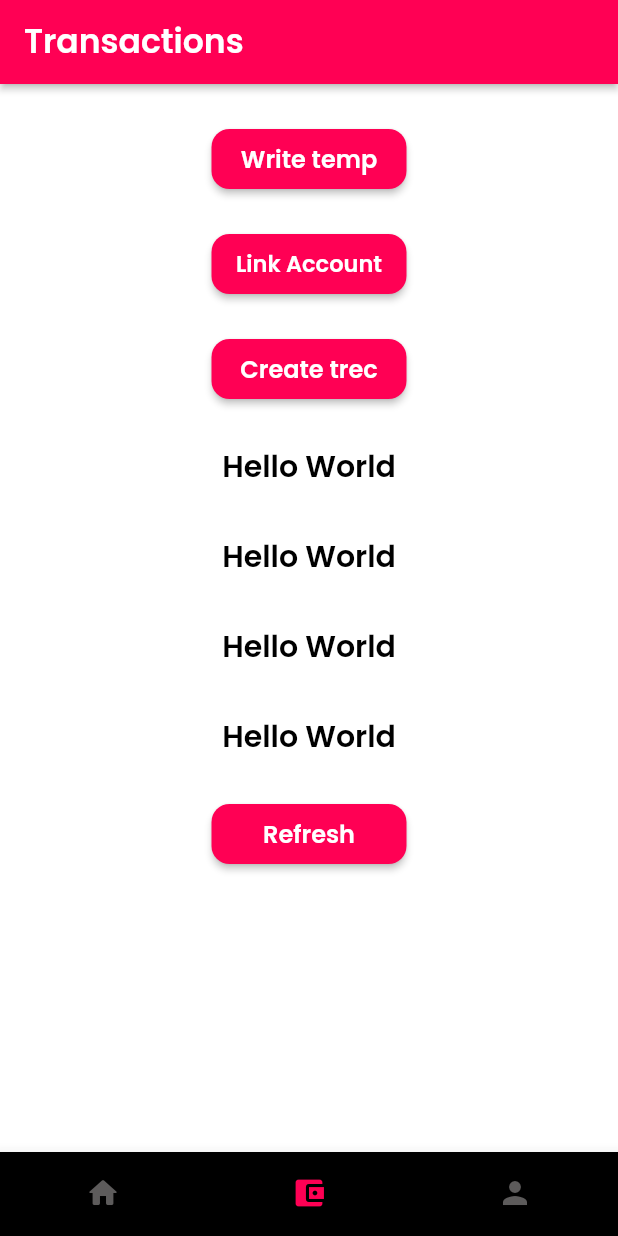
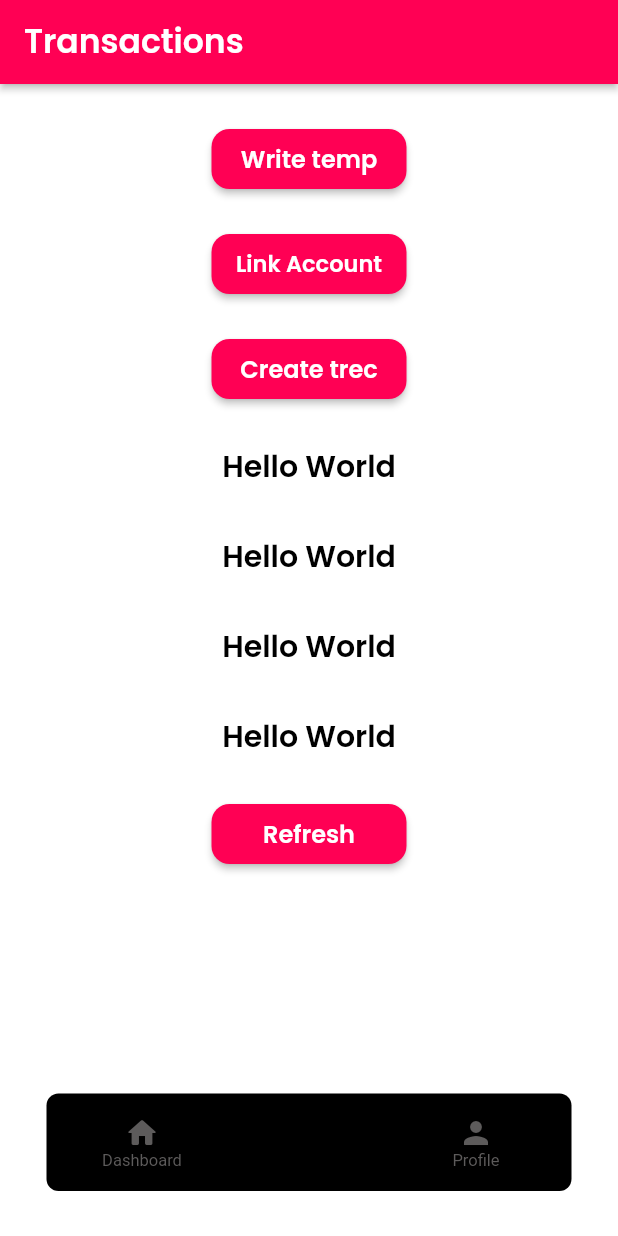
Before and after one commit to obkaro/evi-finance-sc, a Flutter app: the NavBarPage screen opened directly, item 2 of the bottom bar chosen, on a phone screen of 412 x 824 dp. Run offline on Flutter 3.47's test engine with Material 2 defaults, Android fonts, the phone set to English and light mode, and no system bars; drawn by our look-alikes of auto_size_text, floating_bottom_navigation_bar; our stand-ins replace built_collection, built_value, cloud_firestore, equatable, firebase_auth, firebase_core and 9 more; missing offline and left inert: algolia, json_path, mono_flutter; accounts and stored records are empty; generated files the repository leaves out were written again.

Commit message:
Updating to latest FlutterFlow output.

```diff
--- a/lib/main.dart
+++ b/lib/main.dart
@@ -10,6 +10,7 @@ import 'flutter_flow/internationalization.dart';
 import 'package:evi_finance/land_page/land_page_widget.dart';
 import 'flutter_flow/flutter_flow_theme.dart';
 import 'package:google_fonts/google_fonts.dart';
+import 'package:floating_bottom_navigation_bar/floating_bottom_navigation_bar.dart';
 import 'dashboard/dashboard_widget.dart';
 import 'transactions/transactions_widget.dart';
 import 'profile/profile_widget.dart';
@@ -105,7 +106,7 @@ class NavBarPage extends StatefulWidget {
 
 /// This is the private State class that goes with NavBarPage.
 class _NavBarPageState extends State<NavBarPage> {
-  String _currentPage = 'UserDetails';
+  String _currentPage = 'Transactions';
 
   @override
   void initState() {
@@ -123,39 +124,89 @@ class _NavBarPageState extends State<NavBarPage> {
     final currentIndex = tabs.keys.toList().indexOf(_currentPage);
     return Scaffold(
       body: tabs[_currentPage],
-      bottomNavigationBar: BottomNavigationBar(
+      extendBody: true,
+      bottomNavigationBar: FloatingNavbar(
         currentIndex: currentIndex,
         onTap: (i) => setState(() => _currentPage = tabs.keys.toList()[i]),
         backgroundColor: Colors.black,
-        selectedItemColor: FlutterFlowTheme.of(context).primaryColor,
+        selectedItemColor: Color(0x00000000),
         unselectedItemColor: Color(0xFF5D5B5B),
-        showSelectedLabels: false,
-        showUnselectedLabels: false,
-        type: BottomNavigationBarType.fixed,
-        items: <BottomNavigationBarItem>[
-          BottomNavigationBarItem(
-            icon: Icon(
+        selectedBackgroundColor: Color(0x00000000),
+        borderRadius: 8,
+        itemBorderRadius: 8,
+        margin: EdgeInsetsDirectional.fromSTEB(0, 0, 0, 30),
+        padding: EdgeInsetsDirectional.fromSTEB(0, 10, 0, 10),
+        width: 350,
+        elevation: 0,
+        items: [
+          FloatingNavbarItem(
+            customWidget: Column(
+              mainAxisAlignment: MainAxisAlignment.center,
+              children: [
+                Icon(
                   Icons.home_rounded,
+                  color:
+                      currentIndex == 0 ? Color(0x00000000) : Color(0xFF5D5B5B),
                   size: 24,
                 ),
-            label: 'Dashboard',
-            tooltip: '',
+                Text(
+                  'Dashboard',
+                  overflow: TextOverflow.ellipsis,
+                  style: TextStyle(
+                    color: currentIndex == 0
+                        ? Color(0x00000000)
+                        : Color(0xFF5D5B5B),
+                    fontSize: 11.0,
                   ),
-          BottomNavigationBarItem(
-            icon: Icon(
+                ),
+              ],
+            ),
+          ),
+          FloatingNavbarItem(
+            customWidget: Column(
+              mainAxisAlignment: MainAxisAlignment.center,
+              children: [
+                Icon(
                   Icons.account_balance_wallet,
+                  color:
+                      currentIndex == 1 ? Color(0x00000000) : Color(0xFF5D5B5B),
                   size: 24,
                 ),
-            label: 'Transactions',
-            tooltip: '',
+                Text(
+                  'Transactions',
+                  overflow: TextOverflow.ellipsis,
+                  style: TextStyle(
+                    color: currentIndex == 1
+                        ? Color(0x00000000)
+                        : Color(0xFF5D5B5B),
+                    fontSize: 11.0,
                   ),
-          BottomNavigationBarItem(
-            icon: Icon(
+                ),
+              ],
+            ),
+          ),
+          FloatingNavbarItem(
+            customWidget: Column(
+              mainAxisAlignment: MainAxisAlignment.center,
+              children: [
+                Icon(
                   Icons.person,
+                  color:
+                      currentIndex == 2 ? Color(0x00000000) : Color(0xFF5D5B5B),
                   size: 24,
                 ),
-            label: 'Profile',
-            tooltip: '',
+                Text(
+                  'Profile',
+                  overflow: TextOverflow.ellipsis,
+                  style: TextStyle(
+                    color: currentIndex == 2
+                        ? Color(0x00000000)
+                        : Color(0xFF5D5B5B),
+                    fontSize: 11.0,
+                  ),
+                ),
+              ],
+            ),
           )
         ],
       ),
--- a/pubspec.yaml
+++ b/pubspec.yaml
@@ -36,6 +36,7 @@ dependencies:
   firebase_auth: 3.2.0
   firebase_core: 1.12.0
   firebase_core_web: 1.5.4
+  floating_bottom_navigation_bar: 1.5.2
   font_awesome_flutter: 8.11.0
   google_fonts: 2.1.0
   google_sign_in: 5.2.1
```
Lines whose indentation alone changed are shown as unchanged.
